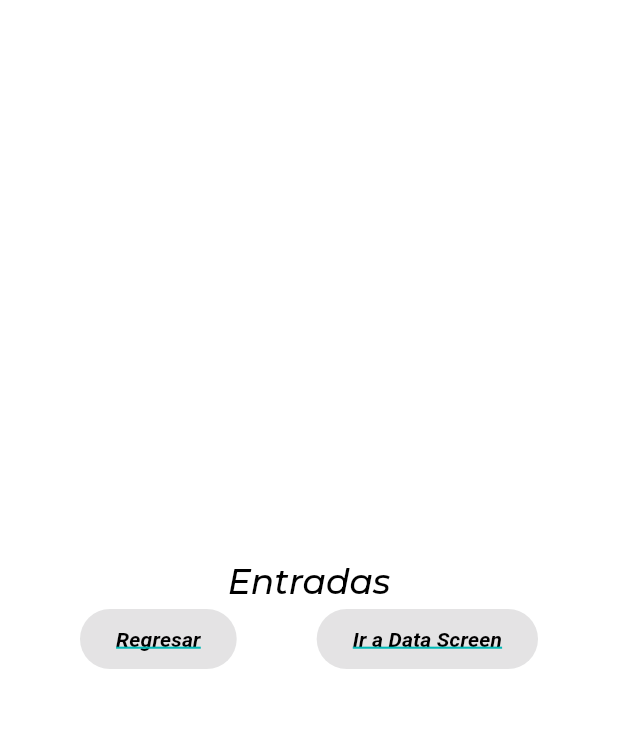
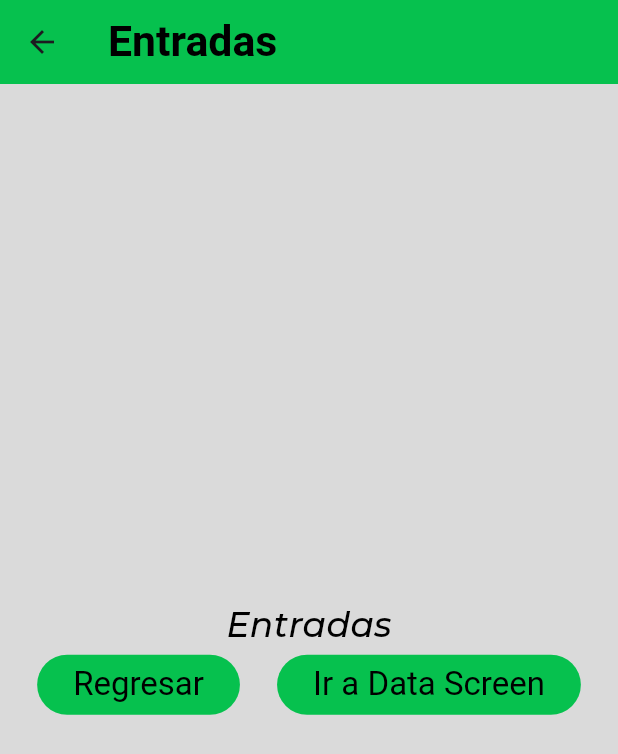
Before and after one commit to DiegoARomeroH/componentes_Flutter, a Flutter app: the screen it shows after launch, after a tap on "Entradas", on a phone screen of 412 x 824 dp. Shown: the top 754 px of the screen. Run offline on Flutter 3.47's test engine with Material 3 defaults, Android fonts, the phone set to English and light mode, and no system bars; our stand-ins replace google_fonts.

Commit message:
Changing the Apptheme and adding Scaffold to inputs

```diff
--- a/lib/screens/home_screen.dart
+++ b/lib/screens/home_screen.dart
@@ -16,8 +16,10 @@
         body: ListView(
           children: [
             ListTile(
-              leading: const Icon(Icons.input_rounded,
-                             color: AppTheme.iconColor),
+            leading: IconTheme(
+            data: AppTheme.lightTheme.iconTheme,
+            child: const Icon (Icons.input_rounded),
+            ),
               title: Text('Entradas',
               style: Theme.of(context).textTheme.headlineLarge,
               ),
@@ -37,8 +39,10 @@
             const Divider(),
 
             ListTile(
-              leading:  const Icon(Icons.list_alt_rounded,
-                              color: AppTheme.iconColor),
+            leading: IconTheme(
+            data: AppTheme.lightTheme.iconTheme,
+            child: const Icon (Icons.list_alt_rounded),
+            ),
               title: Text('ListView.builder',
               style: Theme.of(context).textTheme.headlineLarge
               ),
@@ -56,8 +60,10 @@
             const Divider(),
 
             ListTile(
-              leading: const Icon(Icons.notification_add,
-                             color: AppTheme.iconColor),
+              leading: IconTheme(
+              data: AppTheme.lightTheme.iconTheme,
+              child: const Icon (Icons.notification_add_outlined),
+              ),
               title: Text('Notificaciones',
               style: Theme.of(context).textTheme.headlineLarge
               ),
--- a/lib/screens/inputs_screens.dart
+++ b/lib/screens/inputs_screens.dart
@@ -11,30 +11,31 @@
 class _InputscreenState extends State<Inputscreen> {
   @override
   Widget build(BuildContext context) {
-    return  Column(
+    return  Scaffold(
+      appBar: AppBar(title: const Text('Entradas')),
+      body: Column(
         mainAxisAlignment: MainAxisAlignment.center,
         children: [
              Text('Entradas',
              style: AppTheme.lightTheme.textTheme.headlineLarge,
              ),
-          Row(
+            const Row(
               mainAxisAlignment: MainAxisAlignment.spaceEvenly,
               children: [
                 ElevatedButton(
                   onPressed: null,
                   child: Text('Regresar',
-                style: AppTheme.lightTheme.textTheme.bodySmall,
                   )
                 ),
                  ElevatedButton(
                   onPressed: null,
                   child: Text('Ir a Data Screen',
-                style: AppTheme.lightTheme.textTheme.bodySmall,
                   )
                 ),
               ],
             ),
         ],
+      ),
     );
   }
 }
--- a/lib/theme/app_theme.dart
+++ b/lib/theme/app_theme.dart
@@ -12,7 +12,31 @@
   // Declaraciones del tema
   static final ThemeData lightTheme = ThemeData.light().copyWith(
     scaffoldBackgroundColor: backColor,
-        appBarTheme: const AppBarTheme(color: maincolor),
+        appBarTheme: AppBarTheme(
+          color: maincolor,
+          titleTextStyle:  GoogleFonts.aBeeZee(
+            color: letterColor,
+            fontSize: 28.5,
+            fontWeight: FontWeight.bold,
+          ),
+          ),
+        iconTheme: const IconThemeData(
+            color: iconColor,
+            size: 35.0,
+        ),
+        elevatedButtonTheme: ElevatedButtonThemeData(
+          style: ButtonStyle(
+            backgroundColor: MaterialStateProperty.all(
+              maincolor),
+
+              foregroundColor: MaterialStateProperty.all(letterColor),
+
+              textStyle: MaterialStateProperty.all(
+                GoogleFonts.aBeeZee(color: letterColor,
+                fontSize: 22.0),
+              ),
+           ),
+        ),
         textTheme: TextTheme(
           headlineLarge: GoogleFonts.montserrat(
             color: letterColor,
```
Lines whose indentation alone changed are shown as unchanged.
